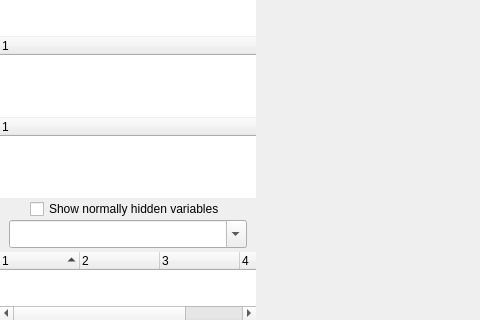
MorquinDevlar/Mudlet, file src/ui/trigger_editor.ui: the form before one commit; both pictures show x 0 to 480 and y 368 to 688 of the 636 by 688 pixel window.
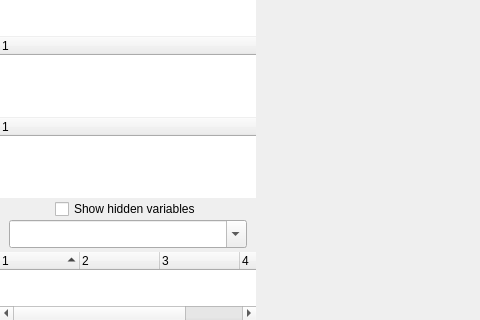
The form after the commit. Custom widgets are drawn as their Qt base class.

Commit message: Improve: the variables form, the hidden switch, the caret readout and the heading

```diff
--- a/src/ui/trigger_editor.ui
+++ b/src/ui/trigger_editor.ui
@@ -433,7 +433,7 @@
         <item alignment="Qt::AlignHCenter|Qt::AlignVCenter">
          <widget class="QCheckBox" name="checkBox_displayAllVariables">
           <property name="text">
-           <string>Show normally hidden variables</string>
+           <string>Show hidden variables</string>
           </property>
           <property name="checkable">
            <bool>true</bool>
```
The commit also changes 7 other files.
